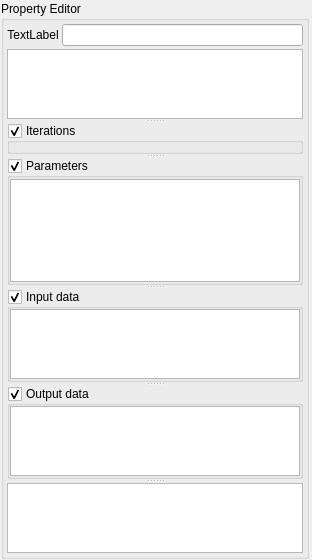
First picture: the form in src/plugins/workflow_designer/src/ui/WorkflowEditorWidget.ui, repository dualword/ugene-qt4, before the edit.
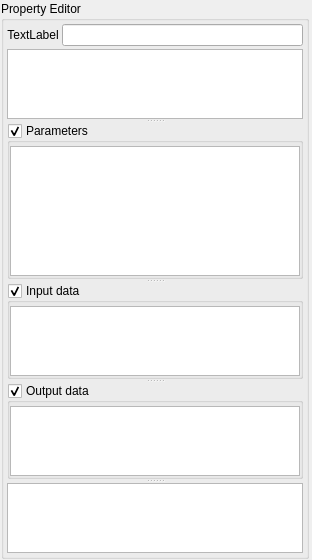
Second picture: the form after the edit. Icons and pictures are not drawn. Custom widgets are drawn as their Qt base class.

```diff
--- a/src/plugins/workflow_designer/src/ui/WorkflowEditorWidget.ui
+++ b/src/plugins/workflow_designer/src/ui/WorkflowEditorWidget.ui
@@ -159,43 +159,6 @@
           <set>Qt::TextBrowserInteraction</set>
          </property>
         </widget>
-        <widget class="QGroupBox" name="iterationBox">
-         <property name="sizePolicy">
-          <sizepolicy hsizetype="Preferred" vsizetype="Preferred">
-           <horstretch>0</horstretch>
-           <verstretch>1</verstretch>
-          </sizepolicy>
-         </property>
-         <property name="title">
-          <string>Iterations</string>
-         </property>
-         <property name="flat">
-          <bool>true</bool>
-         </property>
-         <property name="checkable">
-          <bool>true</bool>
-         </property>
-         <property name="checked">
-          <bool>true</bool>
-         </property>
-         <layout class="QVBoxLayout" name="verticalLayout_3">
-          <property name="spacing">
-           <number>0</number>
-          </property>
-          <property name="leftMargin">
-           <number>0</number>
-          </property>
-          <property name="topMargin">
-           <number>1</number>
-          </property>
-          <property name="rightMargin">
-           <number>0</number>
-          </property>
-          <property name="bottomMargin">
-           <number>0</number>
-          </property>
-         </layout>
-        </widget>
         <widget class="QGroupBox" name="paramBox">
          <property name="sizePolicy">
           <sizepolicy hsizetype="Ignored" vsizetype="Preferred">
@@ -220,7 +183,7 @@
            <number>0</number>
           </property>
           <property name="topMargin">
-           <number>1</number>
+           <number>3</number>
           </property>
           <property name="rightMargin">
            <number>0</number>
@@ -307,7 +270,16 @@
           <property name="spacing">
            <number>0</number>
           </property>
-          <property name="margin">
+          <property name="leftMargin">
+           <number>0</number>
+          </property>
+          <property name="topMargin">
+           <number>3</number>
+          </property>
+          <property name="rightMargin">
+           <number>0</number>
+          </property>
+          <property name="bottomMargin">
            <number>0</number>
           </property>
           <item>
@@ -345,7 +317,16 @@
           <property name="spacing">
            <number>0</number>
           </property>
-          <property name="margin">
+          <property name="leftMargin">
+           <number>0</number>
+          </property>
+          <property name="topMargin">
+           <number>3</number>
+          </property>
+          <property name="rightMargin">
+           <number>0</number>
+          </property>
+          <property name="bottomMargin">
            <number>0</number>
           </property>
           <item>
@@ -381,6 +362,13 @@
    </item>
   </layout>
  </widget>
+ <customwidgets>
+  <customwidget>
+   <class>U2::TableViewTabKey</class>
+   <extends>QTableView</extends>
+   <header>TableViewTabKey.h</header>
+  </customwidget>
+ </customwidgets>
  <resources/>
  <connections/>
 </ui>
```
Left out of the diff: 19 changed lines with no effect on the pictures.
